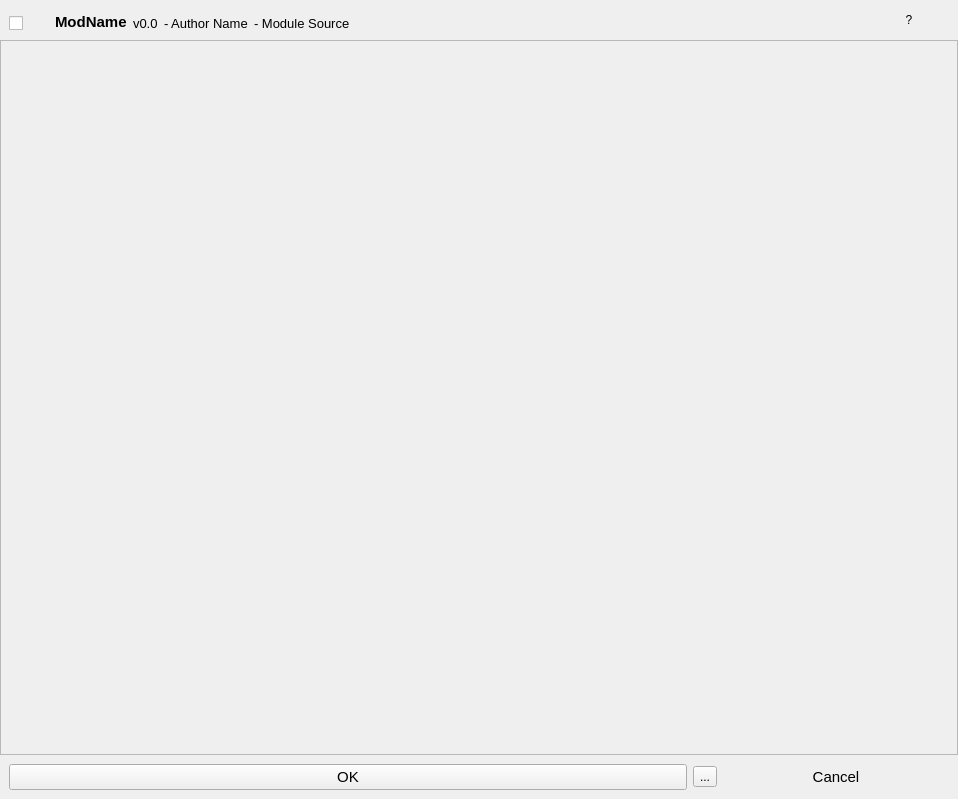
This is ui/a2widget/a2module_view.ui in ewerybody/a2 as Qt 5 draws it before an edit. The edited form follows.
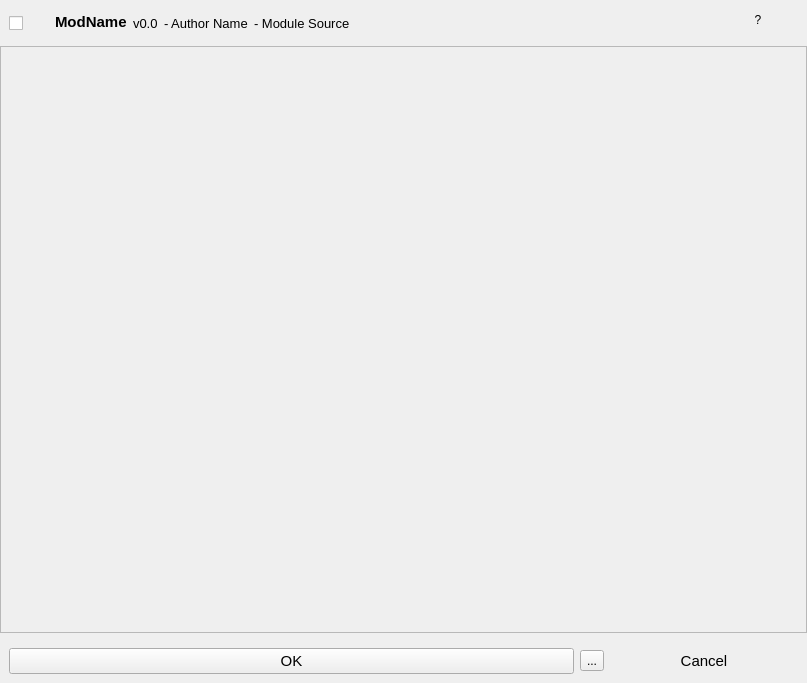
This is the edited form.

Commit message: Edit Mode has now floating +Add Element button

The edit to the form file:
```diff
--- a/ui/a2widget/a2module_view.ui
+++ b/ui/a2widget/a2module_view.ui
@@ -6,18 +6,24 @@
    <rect>
     <x>0</x>
     <y>0</y>
-    <width>958</width>
-    <height>799</height>
+    <width>807</width>
+    <height>683</height>
    </rect>
   </property>
-  <layout class="QVBoxLayout" name="A2ModuleViewLayout">
-   <property name="spacing">
+  <layout class="QGridLayout" name="mod_view_grid">
+   <property name="leftMargin">
     <number>0</number>
    </property>
-   <property name="margin">
+   <property name="topMargin">
     <number>0</number>
    </property>
-   <item>
+   <property name="rightMargin">
+    <number>0</number>
+   </property>
+   <property name="bottomMargin">
+    <number>0</number>
+   </property>
+   <item row="0" column="0">
     <widget class="QWidget" name="head_widget" native="true">
      <layout class="QHBoxLayout" name="horizontalLayout" stretch="0,0,0,0,0,1,0">
       <item alignment="Qt::AlignBottom">
@@ -125,7 +131,7 @@
      </layout>
     </widget>
    </item>
-   <item>
+   <item row="1" column="0">
     <widget class="QScrollArea" name="a2scroll_area">
      <property name="widgetResizable">
       <bool>true</bool>
@@ -135,15 +141,15 @@
        <rect>
         <x>0</x>
         <y>0</y>
-        <width>956</width>
-        <height>692</height>
+        <width>805</width>
+        <height>562</height>
        </rect>
       </property>
       <layout class="QVBoxLayout" name="verticalLayout_4"/>
      </widget>
     </widget>
    </item>
-   <item>
+   <item row="2" column="0">
     <widget class="QWidget" name="a2edit_okcancel_widget" native="true">
      <layout class="QHBoxLayout" name="a2edit_okcancel_layout" stretch="3,0,1">
       <item>
```
The commit also changes 3 other files.
